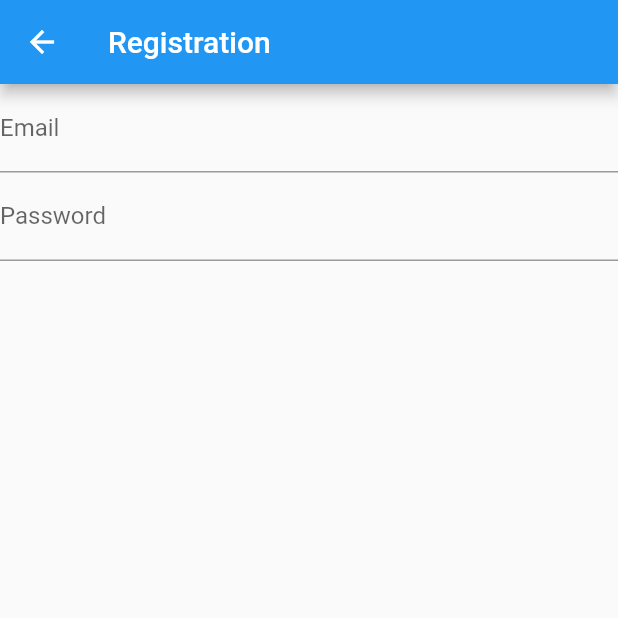
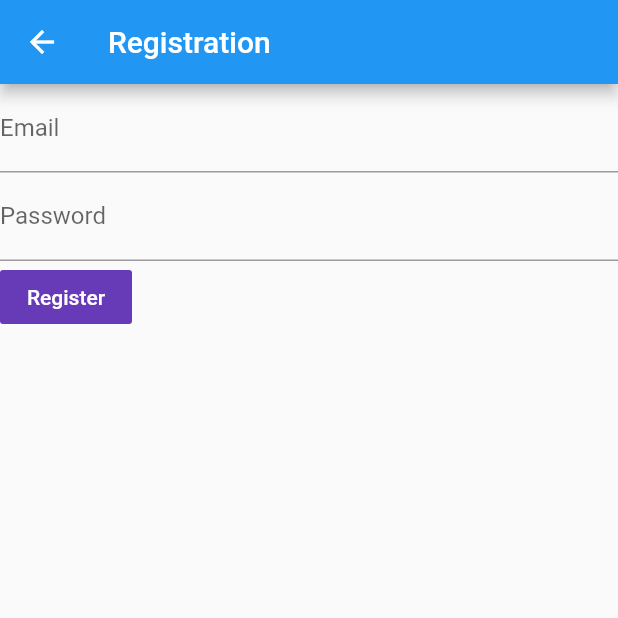
Before and after one commit to codigoalphacol/flutter_auth_firebase, a Flutter app: the RegisterPage screen opened directly, on a phone screen of 412 x 824 dp, the top half of it. Run offline on Flutter 3.47's test engine with Material 2 defaults, Android fonts, the phone set to English and light mode, and no system bars; our stand-ins replace firebase_auth, google_sign_in; missing offline and left inert: flutter_auth_buttons; accounts and stored records are empty.

Commit message:
Add files via upload

```diff
--- a/lib/register_page.dart
+++ b/lib/register_page.dart
@@ -45,6 +45,14 @@ class _RegisterPageState extends State<RegisterPage> {
                 }
               },
             ),
+            FlatButton(
+              child: Text('Register'),
+              color: Colors.deepPurple,
+              textColor: Colors.white,
+              onPressed: () {
+               _register();
+              }
+            ),
             Container(
               alignment: Alignment.center,
               child: Text(_success == null
```
